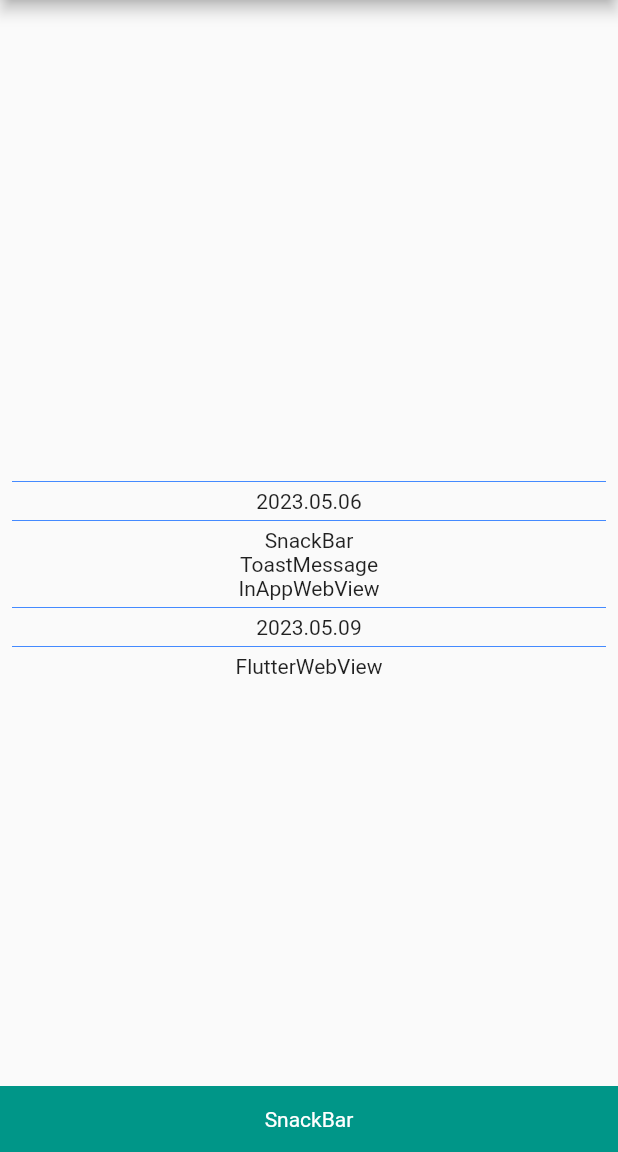
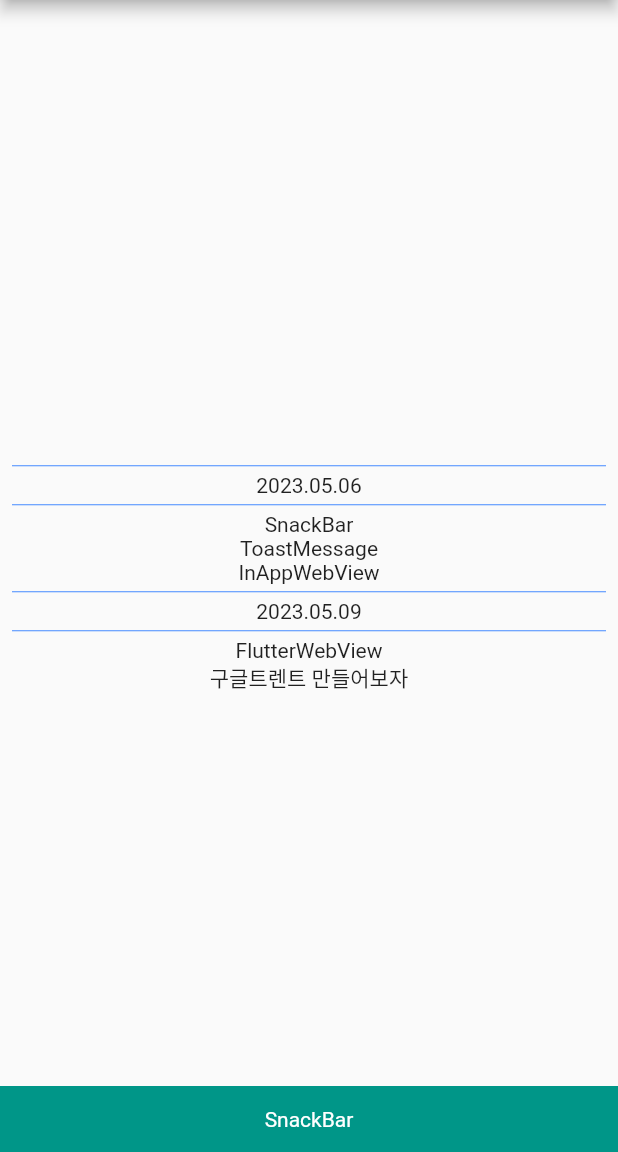
Before and after one commit to liehaker/flutter_study, a Flutter app: the screen it shows after launch, in the side drawer, after a tap on "snackBar", on a phone screen of 412 x 824 dp, the part 84-1236 px from its top. Run offline on Flutter 3.47's test engine with Material 2 defaults, Android fonts, the light colour scheme and no system bars; our stand-ins replace fluttertoast; missing offline and left inert: flutter_inappwebview, flutter_webview_plugin.

Commit message:
listtile 수정

```diff
--- a/lib/menu/flutter_webview_tile.dart
+++ b/lib/menu/flutter_webview_tile.dart
@@ -12,7 +12,8 @@ class FlutterWebViewTile extends StatelessWidget {
       ),
       trailing: const Icon(null),
       onTap: () => webViewScreen(context),
-        dense: true);
+      dense: true,
+    );
   }
 }
 
--- a/lib/menu/snack_bar_list_tile.dart
+++ b/lib/menu/snack_bar_list_tile.dart
@@ -15,6 +15,13 @@ class SnackBarListTile extends StatelessWidget {
         ),
         trailing: const Icon(null),
         onTap: () => showSnackBar(context),
+        subtitle: const Text(
+          '전 Screen',
+          textAlign: TextAlign.end,
+          style: TextStyle(
+            fontSize: 10,
+          ),
+        ),
         dense: true,
       );
     });
--- a/lib/my_drawer.dart
+++ b/lib/my_drawer.dart
@@ -24,14 +24,13 @@ class MyDrawer extends StatelessWidget {
           // ),
           UserAccountsDrawerHeader(
             decoration: const BoxDecoration(
-              image:
-                  DecorationImage(image: AssetImage('assets/background.png')),
-              color: Colors.blueGrey,
-              // borderRadius: BorderRadius.only(
-              //   topRight: Radius.circular(30),
-              //   bottomRight: Radius.circular(30),
-              // )
-            ),
+                image:
+                    DecorationImage(image: AssetImage('assets/background.png')),
+                color: Colors.blueGrey,
+                borderRadius: BorderRadius.only(
+                  topRight: Radius.circular(30),
+                  // bottomRight: Radius.circular(30),
+                )),
             currentAccountPicture: const CircleAvatar(
               backgroundImage: AssetImage('assets/channels4_profile.jpg'),
             ),
--- a/lib/screens/home_screen.dart
+++ b/lib/screens/home_screen.dart
@@ -74,6 +74,10 @@ class HomeScreen extends StatelessWidget {
                 'FlutterWebView',
                 textAlign: TextAlign.start,
               ),
+              Text(
+                '구글트렌트 만들어보자',
+                textAlign: TextAlign.start,
+              ),
             ],
           ),
         ),
```
Lines whose indentation alone changed are shown as unchanged.
